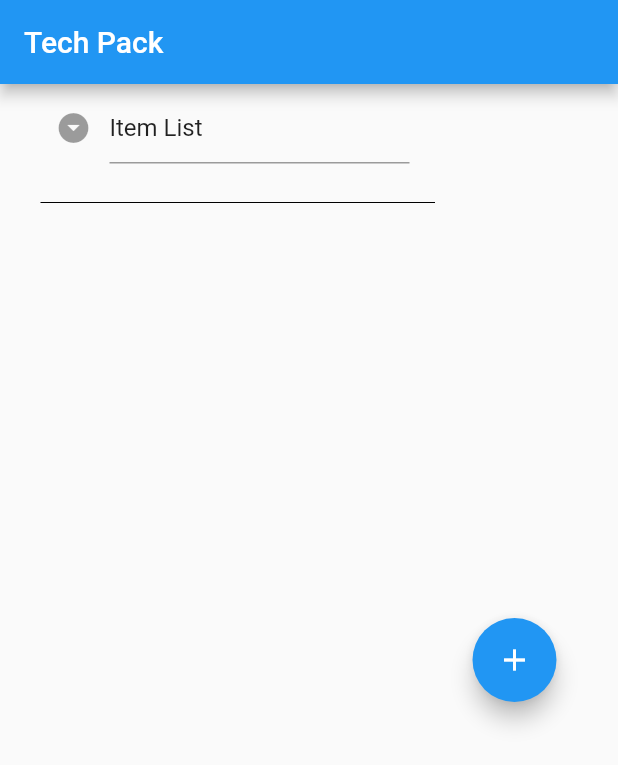
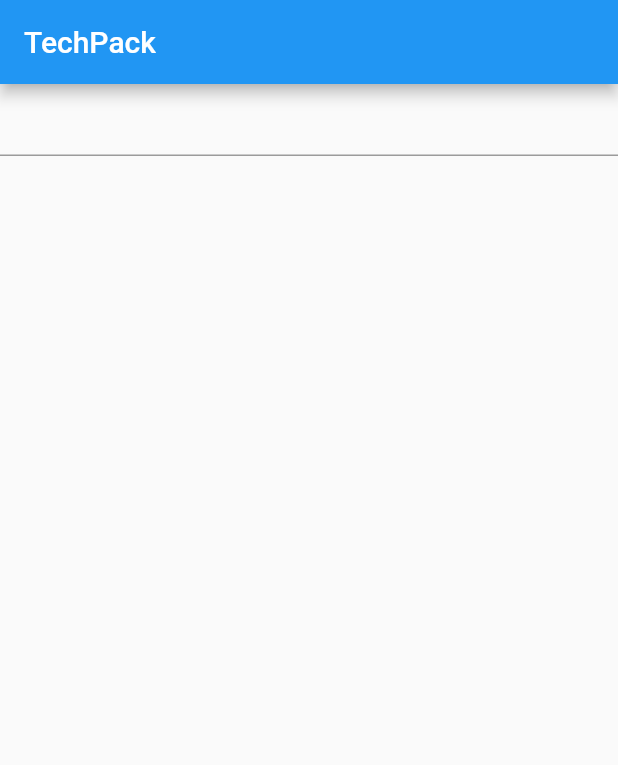
Before and after one commit to jkelligan/tech_pack, a Flutter app: the screen it shows after launch, on a phone screen of 412 x 824 dp. Shown: the top 765 px of the screen. Run offline on Flutter 3.47's test engine with Material 2 defaults, Android fonts, the phone set to English and light mode, and no system bars.

Commit message:
Update main.dart

```diff
--- a/lib/main.dart
+++ b/lib/main.dart
@@ -1,162 +1,56 @@
 import 'package:flutter/material.dart';
 
-//iteration 2:
-/*
-void main() => runApp(MyApp());
+void main() => runApp(new MyApp());
+
 
 class MyApp extends StatelessWidget {
   @override
-  Widget build(BuildContext context) {
+  Widget build(BuildContext ctxt) {
     return new MaterialApp(
-      title: 'Tech Pack',
-      theme: ThemeData(primarySwatch: Colors.lightBlue),
-      home: new HomePage(title: 'Tech pack'),
+      home: new ListDisplay(),
     );
   }
 }
-
-class HomePage extends StatefulWidget {
-  HomePage({Key key, this.title}) : super(key: key);
-
-  // HomePage is the config for the state. It has the info provided by its parent, which is just the title "Tech Pack" here, and the
-  // info for the build methods of the state, which is just the name of the state in this case.
-  //Think of this class as the middle man between what's running and the state that changes how it looks.
-  final String title;
-
-  _Lists createState() => new _Lists();
+class ListDisplay extends StatefulWidget {
+  @override
+  State createState() => new DyanmicList();
 }
 
-class _Lists extends State<HomePage> {
-  int _numLists = 0;
-
-  void _addLists() {
-    setState(() {
-      _numLists++;
-    });
-  }
-
+class DyanmicList extends State<ListDisplay> {
+  List<String> litems = [];
+  final TextEditingController eCtrl = new TextEditingController();
   @override
-  Widget build(BuildContext context) {
-
+  Widget build (BuildContext ctxt) {
     return new Scaffold(
-      appBar: AppBar(
-        title: Text(
-          'Tech Pack',
-          style: TextStyle(color: Colors.white),
-        ),
-        backgroundColor: Colors.blue,
-      ),
-      body: new Center(
-        child: Container(
-
+        appBar: new AppBar(title: new Text("TechPack"),),
+        body: new Column(
+          children: <Widget>[
+            new TextField(
+              controller: eCtrl,
+              onSubmitted: (text) {
+                litems.add(text);
+                eCtrl.clear();
+                setState(() {});
+              },
+            ),
+            new Expanded(
+                child: new ListView.builder
+                  (
+                    itemCount: litems.length,
+                    itemBuilder: (BuildContext ctxt, int Index) {
+                      return new Container (
+                        padding: const EdgeInsets.all(8.0),
+                        decoration: const BoxDecoration (border: Border(bottom: BorderSide (width: 1.0, color: Colors.black))),
+                      child: Text(
+                          litems[Index],
+                          textScaleFactor: 2.2,
+                      )
+                      );
+                    }
+                )
+            )
+          ],
         )
-      )
-      floatingActionButton: new FloatingActionButton(
-          onPressed: _addLists,
-          child: Icon(
-            Icons.add,
-            color: Colors.white,)
-        ,
-      ),
     );
   }
 }
-
-//Just making something that creates the lists I want using the int _numLists to indicate how many there are
-*/
-//iteration 3:
-void main() => runApp(
-      new MaterialApp(
-        home: new ResponsavelProfilePage(),
-      ),
-    );
-
-class ResponsavelProfilePage extends StatefulWidget {
-  @override
-  _ResponsavelProfilePageState createState() =>
-      new _ResponsavelProfilePageState();
-}
-
-class _ResponsavelProfilePageState extends State<ResponsavelProfilePage> {
-  int _count = 1;
-
-  @override
-  Widget build(BuildContext context) {
-    List<Widget> _contatos =
-        new List.generate(_count, (int i) => new ContactRow());
-
-    return new Scaffold(
-        appBar: new AppBar(
-          title: new Text("Tech Pack"),
-        ),
-        body: new LayoutBuilder(builder: (context, constraint) {
-          return new Center(
-            child: new Row(
-              mainAxisAlignment: MainAxisAlignment.start,
-              children: <Widget>[
-                new Container(
-                  height: 1000,
-                  width: 275,
-                  margin: const EdgeInsets.symmetric(horizontal: 20.0),
-                  child: new ListView(
-                    children: _contatos,
-                    scrollDirection: Axis.vertical,
-                  ),
-                ),
-                new FloatingActionButton(
-                  onPressed: _addNewContactRow,
-                  child: new Icon(Icons.add),
-                ),
-                //new ContactRow()
-              ],
-            ),
-          );
-        }));
-  }
-
-  void _addNewContactRow() {
-    setState(() {
-      _count = _count + 1;
-    });
-  }
-}
-
-class ContactRow extends StatefulWidget {
-  @override
-  State<StatefulWidget> createState() => new _ContactRow();
-}
-
-class _ContactRow extends State<ContactRow> {
-  @override
-  Widget build(BuildContext context) {
-    return new Container(
-        width: 50.0,
-        padding: new EdgeInsets.all(5.0),
-        child: new Column(children: <Widget>[
-          new Row(children: <Widget>[
-            new Container(
-              child: new IconButton(
-                  icon: Icon(Icons.arrow_drop_down_circle), onPressed: _dropDown),
-            ),
-            new Container(
-              width: 200.0,
-              child: new TextField(
-                controller: TextEditingController(text: 'Item List'),
-                cursorColor: Colors.lightBlue,
-                focusNode: null,
-                style: null,
-                decoration: new InputDecoration(),
-              ),
-            ),
-          ]
-          ),
-          new Container( padding: EdgeInsets.symmetric(vertical: 12.0)),
-          new Divider(height: 4.0, indent: 2.0, color: Colors.black)
-        ]
-        )
-    );
-  }
-  void _dropDown() {
-    setState()
-  }
-}
```
